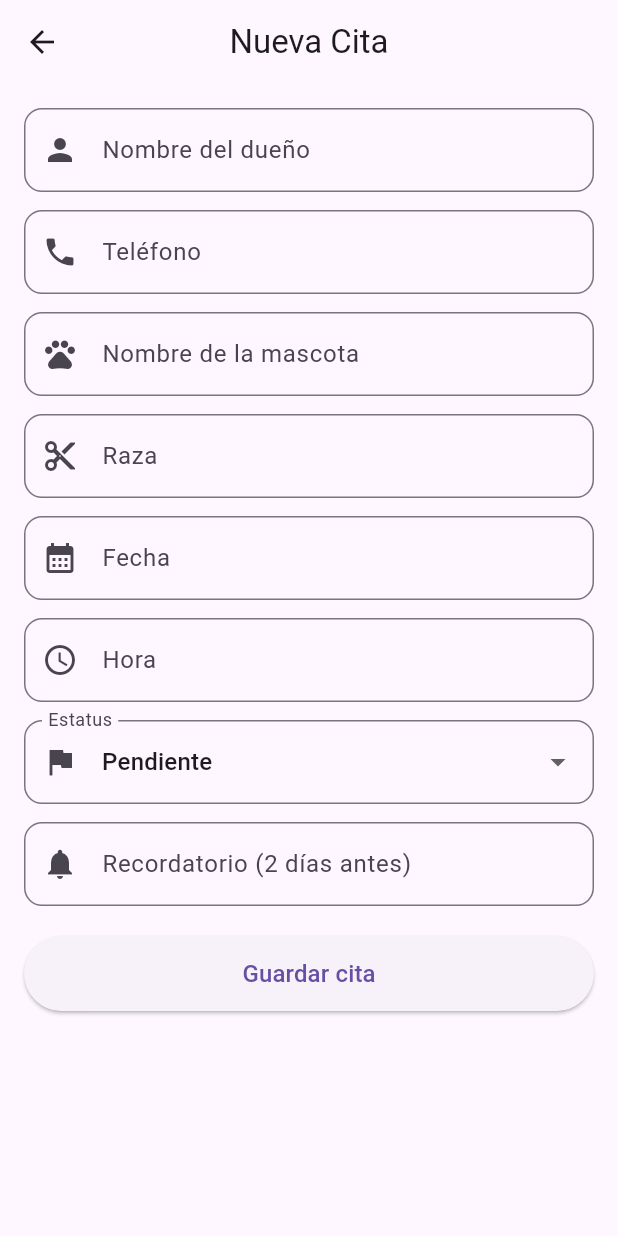
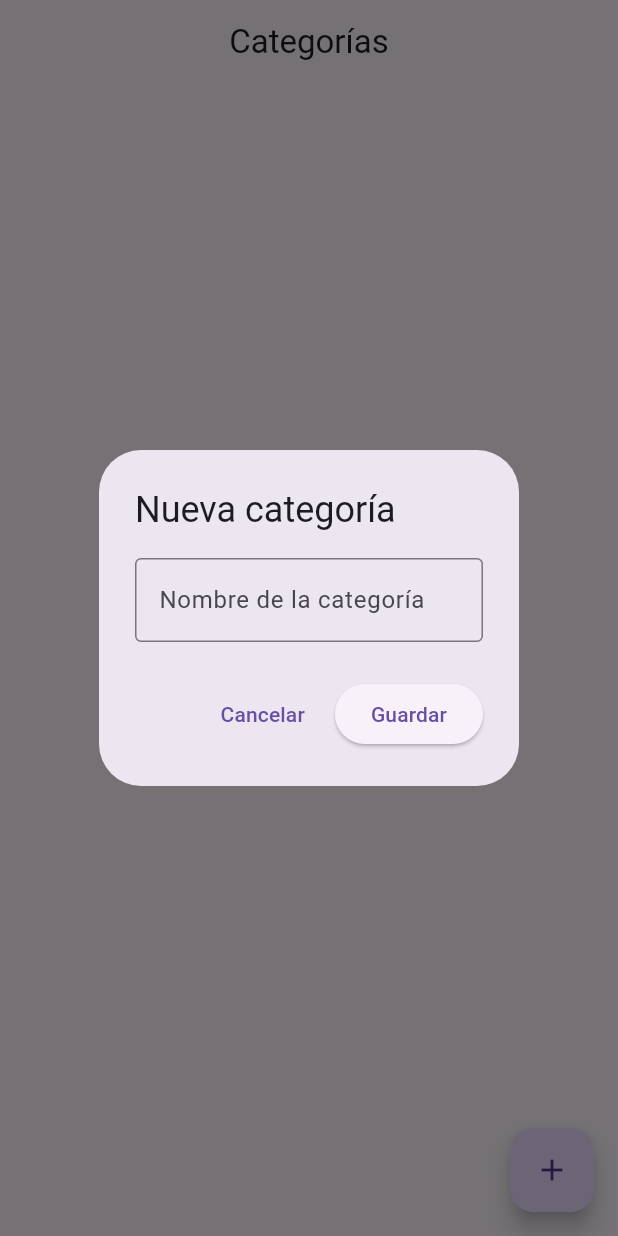
Before and after one commit to CarolinaEM1/PetService-App, a Flutter app: the screen it shows after launch, after a tap on the "add" icon, on a phone screen of 412 x 824 dp. Run offline on Flutter 3.47's test engine with Material 3 defaults, Android fonts, the phone set to English and light mode, and no system bars; our stand-ins replace sqflite; accounts and stored records are empty.

Commit message:
Implement categories module

```diff
--- a/lib/main.dart
+++ b/lib/main.dart
@@ -4,6 +4,7 @@ import 'models/cita.dart';
 import 'models/cita_completa.dart';
 import 'screens/nueva_cita_screen.dart';
 import 'screens/detalle_cita_screen.dart';
+import 'screens/categoria_screen.dart';
 
 void main() async {
   WidgetsFlutterBinding.ensureInitialized();
@@ -19,7 +20,7 @@ class MyApp extends StatelessWidget {
     return MaterialApp(
       debugShowCheckedModeBanner: false,
       title: 'Estética Canina',
-      home: const ListaCitasScreen(),
+      home: const CategoriaScreen(),
     );
   }
 }
--- /dev/null
+++ b/lib/screens/categoria_screen.dart
@@ -0,0 +1,175 @@
+import 'package:flutter/material.dart';
+import '../database/db_helper.dart';
+import '../models/categoria.dart';
+
+class CategoriaScreen extends StatefulWidget {
+  const CategoriaScreen({super.key});
+
+  @override
+  State<CategoriaScreen> createState() => _CategoriaScreenState();
+}
+
+class _CategoriaScreenState extends State<CategoriaScreen> {
+  List<Categoria> categorias = [];
+  bool cargando = true;
+
+  @override
+  void initState() {
+    super.initState();
+    cargarCategorias();
+  }
+
+  Future<void> cargarCategorias() async {
+    setState(() {
+      cargando = true;
+    });
+
+    final resultado = await DBHelper.getCategorias();
+
+    setState(() {
+      categorias = resultado;
+      cargando = false;
+    });
+  }
+
+  Future<void> mostrarDialogoCategoria({Categoria? categoria}) async {
+    final TextEditingController nombreController = TextEditingController(
+      text: categoria?.nombre ?? '',
+    );
+
+    final bool esEdicion = categoria != null;
+
+    await showDialog(
+      context: context,
+      builder: (context) {
+        return AlertDialog(
+          title: Text(esEdicion ? 'Editar categoría' : 'Nueva categoría'),
+          content: TextField(
+            controller: nombreController,
+            decoration: const InputDecoration(
+              labelText: 'Nombre de la categoría',
+              border: OutlineInputBorder(),
+            ),
+          ),
+          actions: [
+            TextButton(
+              onPressed: () => Navigator.pop(context),
+              child: const Text('Cancelar'),
+            ),
+            ElevatedButton(
+              onPressed: () async {
+                final nombre = nombreController.text.trim();
+
+                if (nombre.isEmpty) return;
+
+                if (esEdicion) {
+                  await DBHelper.updateCategoria(
+                    Categoria(
+                      id: categoria.id,
+                      nombre: nombre,
+                    ),
+                  );
+                } else {
+                  await DBHelper.insertCategoria(
+                    Categoria(nombre: nombre),
+                  );
+                }
+
+                if (!mounted) return;
+                Navigator.pop(context);
+                cargarCategorias();
+              },
+              child: Text(esEdicion ? 'Actualizar' : 'Guardar'),
+            ),
+          ],
+        );
+      },
+    );
+  }
+
+  Future<void> eliminarCategoria(Categoria categoria) async {
+    final confirmar = await showDialog<bool>(
+      context: context,
+      builder: (context) {
+        return AlertDialog(
+          title: const Text('Eliminar categoría'),
+          content: Text(
+            '¿Seguro que deseas eliminar la categoría "${categoria.nombre}"?',
+          ),
+          actions: [
+            TextButton(
+              onPressed: () => Navigator.pop(context, false),
+              child: const Text('Cancelar'),
+            ),
+            ElevatedButton(
+              onPressed: () => Navigator.pop(context, true),
+              child: const Text('Eliminar'),
+            ),
+          ],
+        );
+      },
+    );
+
+    if (confirmar == true) {
+      await DBHelper.deleteCategoria(categoria.id!);
+      cargarCategorias();
+    }
+  }
+
+  @override
+  Widget build(BuildContext context) {
+    return Scaffold(
+      appBar: AppBar(
+        title: const Text('Categorías'),
+        centerTitle: true,
+      ),
+      body: cargando
+          ? const Center(child: CircularProgressIndicator())
+          : categorias.isEmpty
+              ? const Center(
+                  child: Text(
+                    'No hay categorías registradas',
+                    style: TextStyle(fontSize: 18),
+                  ),
+                )
+              : ListView.builder(
+                  itemCount: categorias.length,
+                  itemBuilder: (context, index) {
+                    final categoria = categorias[index];
+
+                    return Card(
+                      margin: const EdgeInsets.symmetric(
+                        horizontal: 12,
+                        vertical: 6,
+                      ),
+                      child: ListTile(
+                        leading: const CircleAvatar(
+                          child: Icon(Icons.category),
+                        ),
+                        title: Text(categoria.nombre),
+                        trailing: Row(
+                          mainAxisSize: MainAxisSize.min,
+                          children: [
+                            IconButton(
+                              icon: const Icon(Icons.edit, color: Colors.blue),
+                              onPressed: () => mostrarDialogoCategoria(
+                                categoria: categoria,
+                              ),
+                            ),
+                            IconButton(
+                              icon: const Icon(Icons.delete, color: Colors.red),
+                              onPressed: () => eliminarCategoria(categoria),
+                            ),
+                          ],
+                        ),
+                      ),
+                    );
+                  },
+                ),
+      floatingActionButton: FloatingActionButton(
+        onPressed: () => mostrarDialogoCategoria(),
+        child: const Icon(Icons.add),
+      ),
+    );
+  }
+}
```
